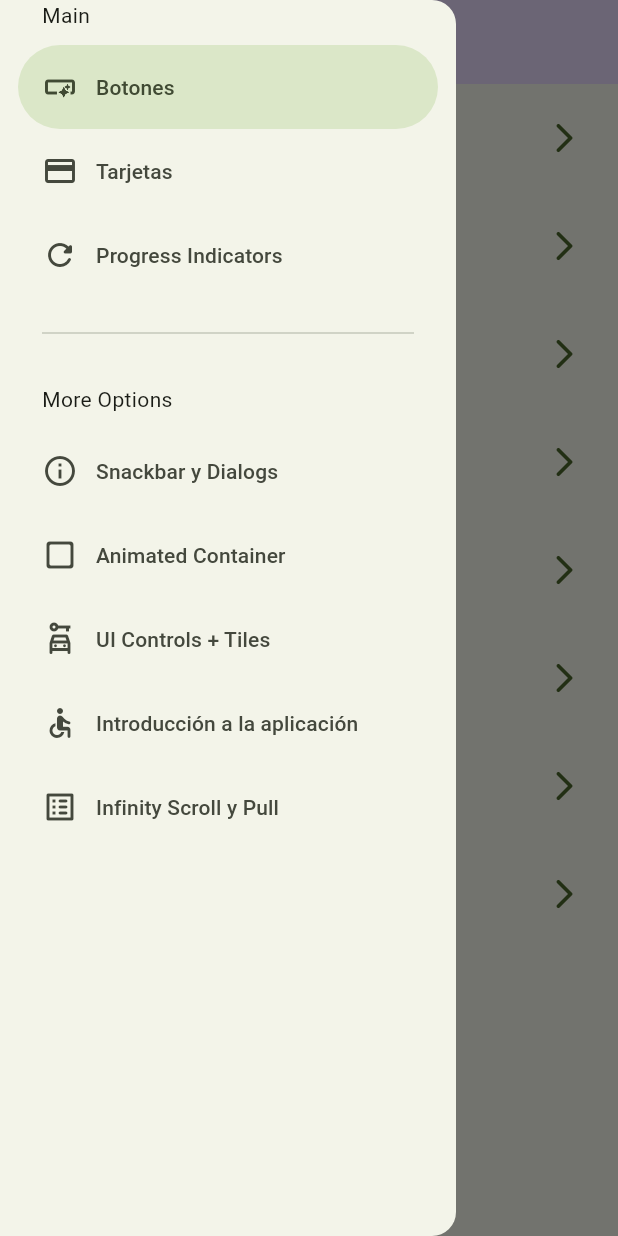
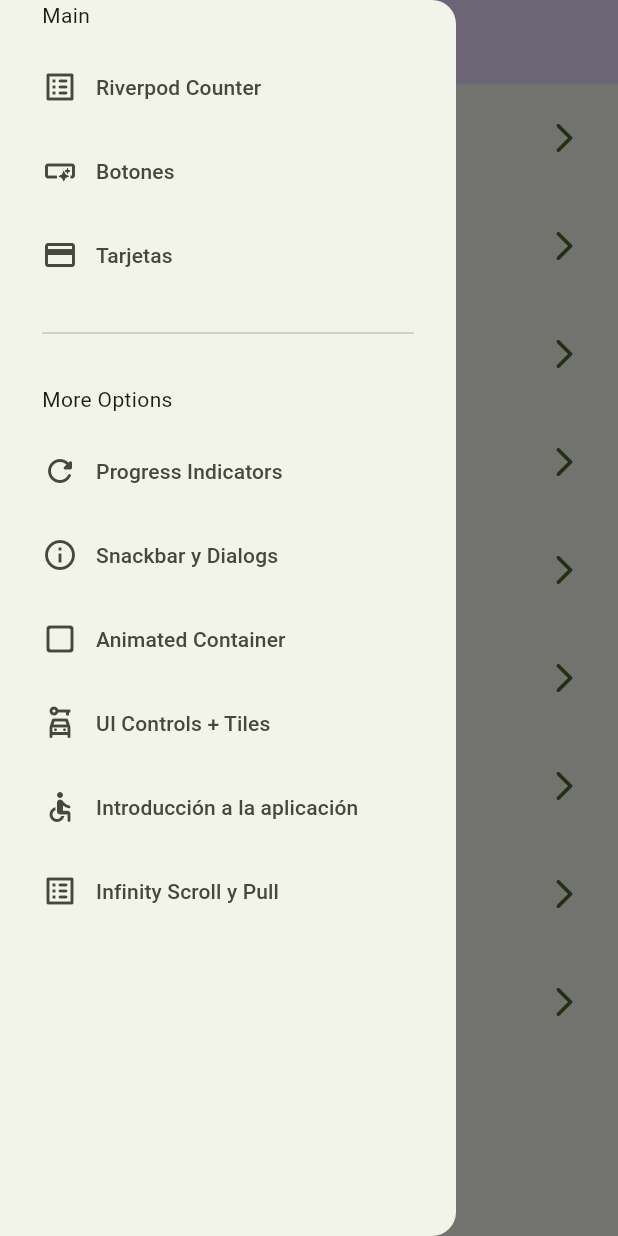
Before and after one commit to CarmineMM/widget-app, a Flutter app: the screen it shows after launch, with the side drawer open, on a phone screen of 412 x 824 dp. Run offline on Flutter 3.47's test engine with Material 3 defaults, Android fonts, the phone set to English and light mode, and no system bars; our stand-ins replace animate_do, go_router.

Commit message:
feat: riverpod

```diff
--- a/lib/config/menu/menu_items.dart
+++ b/lib/config/menu/menu_items.dart
@@ -1,6 +1,7 @@
 import 'package:flutter/material.dart';
 import 'package:widgets_app/presentation/screens/animated/animated_screen.dart';
 import 'package:widgets_app/presentation/screens/app_tutorial/app_tutorial_screen.dart';
+import 'package:widgets_app/presentation/screens/counter/counter_screen.dart';
 import 'package:widgets_app/presentation/screens/screens.dart';
 
 class MenuItem {
@@ -18,6 +19,12 @@ class MenuItem {
 }
 
 const appMenuItems = <MenuItem>[
+  MenuItem(
+    title: 'Riverpod Counter',
+    subTitle: 'Introducción a RIverpod',
+    route: CounterScreen.route,
+    icon: Icons.list_alt_rounded,
+  ),
   MenuItem(
     title: 'Botones',
     subTitle: 'Varios botones en flutter',
--- a/lib/config/router/app_router.dart
+++ b/lib/config/router/app_router.dart
@@ -1,6 +1,7 @@
 import 'package:go_router/go_router.dart';
 import 'package:widgets_app/presentation/screens/animated/animated_screen.dart';
 import 'package:widgets_app/presentation/screens/app_tutorial/app_tutorial_screen.dart';
+import 'package:widgets_app/presentation/screens/counter/counter_screen.dart';
 import 'package:widgets_app/presentation/screens/screens.dart';
 
 final appRouter = GoRouter(
@@ -51,5 +52,10 @@ final appRouter = GoRouter(
       path: '/infinity_scroll',
       builder: (context, state) => const InfiniteScrollScreen(),
     ),
+    GoRoute(
+      name: CounterScreen.route,
+      path: '/counter',
+      builder: (context, state) => const CounterScreen(),
+    ),
   ],
 );
--- a/lib/presentation/widgets/drawers/main_navigation_drawer.dart
+++ b/lib/presentation/widgets/drawers/main_navigation_drawer.dart
@@ -12,7 +12,7 @@ class MainNavigationDrawer extends StatefulWidget {
 }
 
 class _MainNavigationDrawerState extends State<MainNavigationDrawer> {
-  int navDrawerIndex = 0;
+  int navDrawerIndex = 100;
 
   @override
   Widget build(BuildContext context) {
```
Also changed, not shown: lib/presentation/screens/counter/counter_screen.dart (added, +23 -0 lines).
